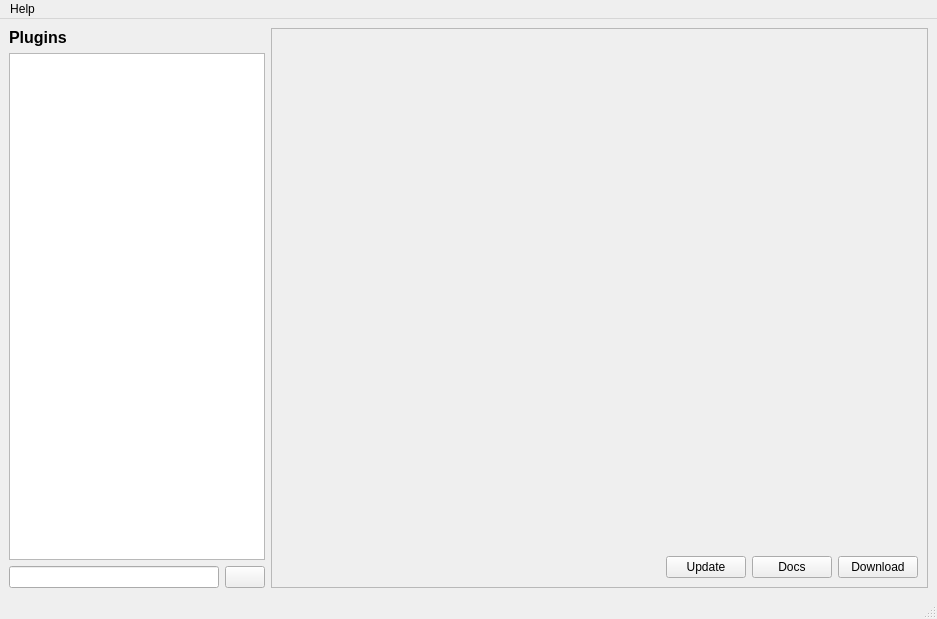
The window that gui/plugin_manager.ui (flika-org/flika) describes before a commit, drawn with Qt 5.
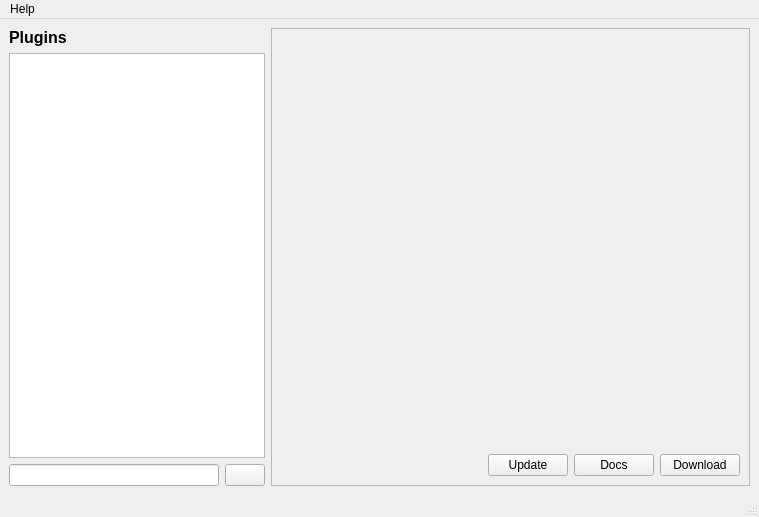
The same window after the commit. Icons and pictures are not drawn.

Commit message: Fixed plugin import

What changed in the file:
```diff
--- a/gui/plugin_manager.ui
+++ b/gui/plugin_manager.ui
@@ -6,8 +6,8 @@
    <rect>
     <x>0</x>
     <y>0</y>
-    <width>937</width>
-    <height>619</height>
+    <width>759</width>
+    <height>517</height>
    </rect>
   </property>
   <property name="windowTitle">
@@ -56,6 +56,9 @@
     </item>
     <item>
      <widget class="QScrollArea" name="scrollArea">
+      <property name="horizontalScrollBarPolicy">
+       <enum>Qt::ScrollBarAlwaysOff</enum>
+      </property>
       <property name="widgetResizable">
        <bool>true</bool>
       </property>
@@ -64,55 +67,11 @@
         <rect>
          <x>0</x>
          <y>0</y>
-         <width>653</width>
-         <height>558</height>
+         <width>475</width>
+         <height>456</height>
         </rect>
        </property>
        <layout class="QGridLayout" name="gridLayout_2">
-        <item row="2" column="1">
-         <layout class="QHBoxLayout" name="horizontalLayout_2">
-          <item>
-           <spacer name="horizontalSpacer">
-            <property name="orientation">
-             <enum>Qt::Horizontal</enum>
-            </property>
-            <property name="sizeHint" stdset="0">
-             <size>
-              <width>40</width>
-              <height>20</height>
-             </size>
-            </property>
-           </spacer>
-          </item>
-          <item>
-           <widget class="QPushButton" name="updateButton">
-            <property name="text">
-             <string>Update</string>
-            </property>
-           </widget>
-          </item>
-          <item>
-           <widget class="QPushButton" name="docsButton">
-            <property name="enabled">
-             <bool>true</bool>
-            </property>
-            <property name="text">
-             <string>Docs</string>
-            </property>
-           </widget>
-          </item>
-          <item>
-           <widget class="QPushButton" name="downloadButton">
-            <property name="enabled">
-             <bool>true</bool>
-            </property>
-            <property name="text">
-             <string>Download</string>
-            </property>
-           </widget>
-          </item>
-         </layout>
-        </item>
         <item row="1" column="0" colspan="2">
          <widget class="QTextEdit" name="descriptionLabel">
           <property name="enabled">
@@ -183,7 +142,7 @@
          <widget class="QLabel" name="pluginLabel">
           <property name="minimumSize">
            <size>
-            <width>200</width>
+            <width>0</width>
             <height>0</height>
            </size>
           </property>
@@ -210,6 +169,50 @@
           </property>
          </widget>
         </item>
+        <item row="2" column="0" colspan="2">
+         <layout class="QHBoxLayout" name="horizontalLayout_2">
+          <item>
+           <spacer name="horizontalSpacer">
+            <property name="orientation">
+             <enum>Qt::Horizontal</enum>
+            </property>
+            <property name="sizeHint" stdset="0">
+             <size>
+              <width>40</width>
+              <height>20</height>
+             </size>
+            </property>
+           </spacer>
+          </item>
+          <item>
+           <widget class="QPushButton" name="updateButton">
+            <property name="text">
+             <string>Update</string>
+            </property>
+           </widget>
+          </item>
+          <item>
+           <widget class="QPushButton" name="docsButton">
+            <property name="enabled">
+             <bool>true</bool>
+            </property>
+            <property name="text">
+             <string>Docs</string>
+            </property>
+           </widget>
+          </item>
+          <item>
+           <widget class="QPushButton" name="downloadButton">
+            <property name="enabled">
+             <bool>true</bool>
+            </property>
+            <property name="text">
+             <string>Download</string>
+            </property>
+           </widget>
+          </item>
+         </layout>
+        </item>
        </layout>
       </widget>
      </widget>
@@ -221,7 +224,7 @@
     <rect>
      <x>0</x>
      <y>0</y>
-     <width>937</width>
+     <width>759</width>
      <height>21</height>
     </rect>
    </property>
```
The commit also changes 1 other file.
